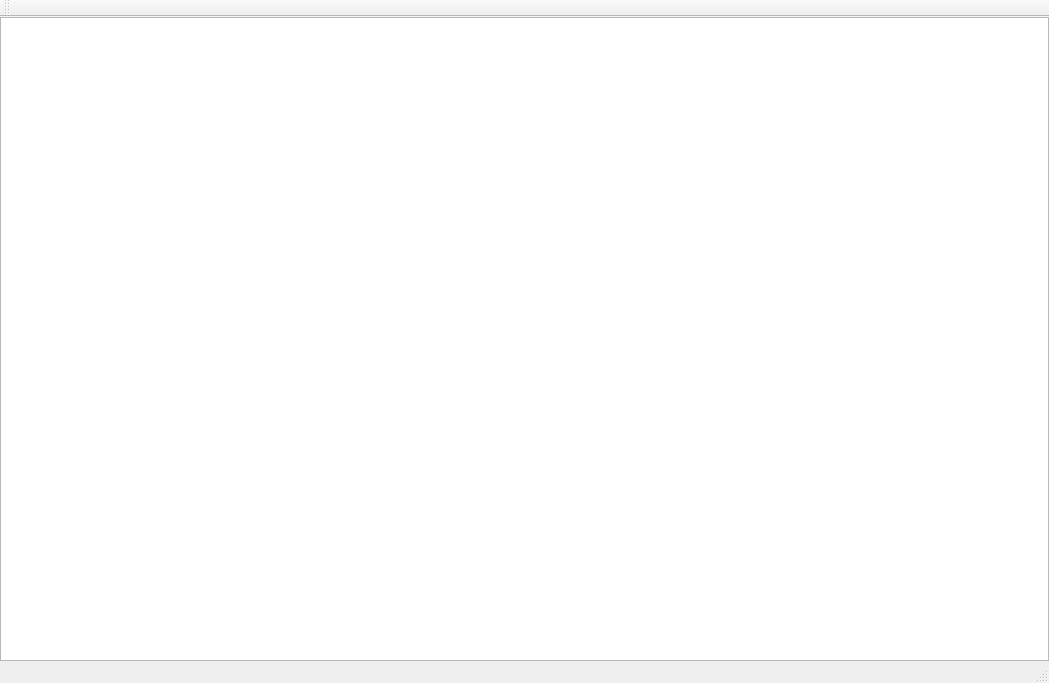
Before: the Qt Designer form src/sources/StellwerkSim/mainwindow.ui in flachzange7/StellwerkSim, drawn with Qt 5.
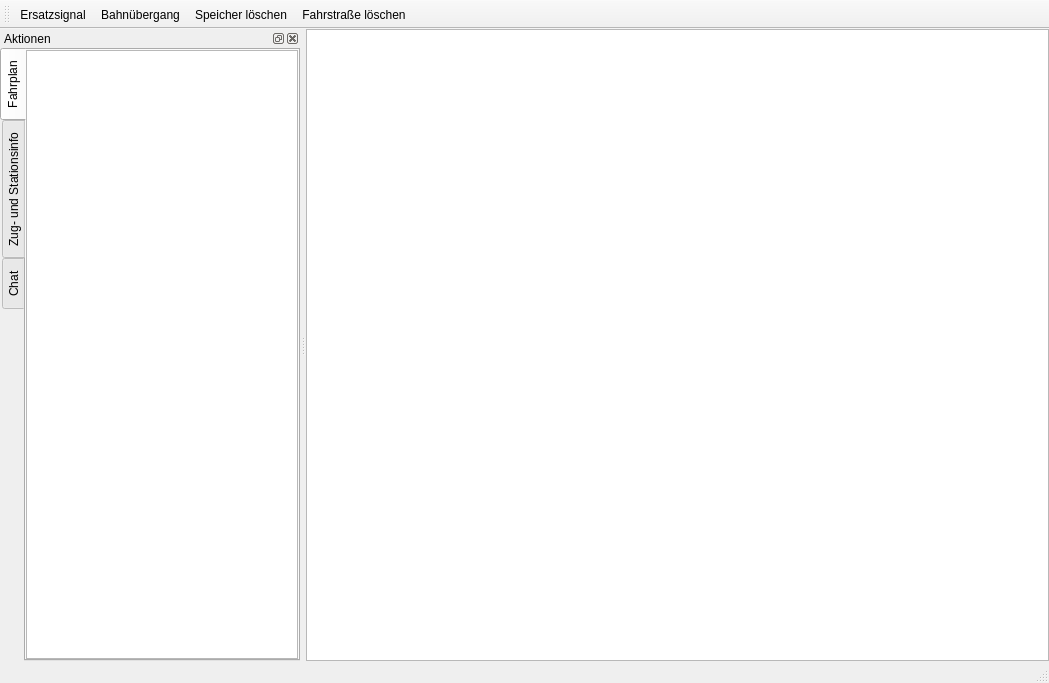
After: the same form once the commit is applied.

Diff of the .ui file:
```diff
--- a/src/sources/StellwerkSim/mainwindow.ui
+++ b/src/sources/StellwerkSim/mainwindow.ui
@@ -49,8 +49,107 @@
    <attribute name="toolBarBreak">
     <bool>false</bool>
    </attribute>
+   <addaction name="action_ersatzsignal"/>
+   <addaction name="action_bahnubergang"/>
+   <addaction name="action_Speicher_loeschen"/>
+   <addaction name="action_Fahrstrasse_loeschen"/>
   </widget>
   <widget class="QStatusBar" name="statusBar"/>
+  <widget class="QDockWidget" name="dockWidget">
+   <property name="minimumSize">
+    <size>
+     <width>300</width>
+     <height>200</height>
+    </size>
+   </property>
+   <property name="windowTitle">
+    <string>Aktionen</string>
+   </property>
+   <attribute name="dockWidgetArea">
+    <number>1</number>
+   </attribute>
+   <widget class="QWidget" name="dockWidgetContents">
+    <layout class="QVBoxLayout" name="verticalLayout_2">
+     <property name="leftMargin">
+      <number>0</number>
+     </property>
+     <property name="topMargin">
+      <number>0</number>
+     </property>
+     <property name="rightMargin">
+      <number>0</number>
+     </property>
+     <property name="bottomMargin">
+      <number>0</number>
+     </property>
+     <item>
+      <widget class="QTabWidget" name="tabWidget">
+       <property name="tabPosition">
+        <enum>QTabWidget::West</enum>
+       </property>
+       <property name="tabShape">
+        <enum>QTabWidget::Rounded</enum>
+       </property>
+       <property name="currentIndex">
+        <number>0</number>
+       </property>
+       <widget class="QWidget" name="tab_fahrplan">
+        <attribute name="title">
+         <string>Fahrplan</string>
+        </attribute>
+        <layout class="QVBoxLayout" name="verticalLayout_3">
+         <property name="leftMargin">
+          <number>0</number>
+         </property>
+         <property name="topMargin">
+          <number>0</number>
+         </property>
+         <property name="rightMargin">
+          <number>0</number>
+         </property>
+         <property name="bottomMargin">
+          <number>0</number>
+         </property>
+         <item>
+          <widget class="QGraphicsView" name="fahrplan_graphicsView"/>
+         </item>
+        </layout>
+       </widget>
+       <widget class="QWidget" name="tab_zuginformatio">
+        <attribute name="title">
+         <string>Zug- und Stationsinfo</string>
+        </attribute>
+       </widget>
+       <widget class="QWidget" name="tab_chat">
+        <attribute name="title">
+         <string>Chat</string>
+        </attribute>
+       </widget>
+      </widget>
+     </item>
+    </layout>
+   </widget>
+  </widget>
+  <action name="action_ersatzsignal">
+   <property name="text">
+    <string>Ersatzsignal</string>
+   </property>
+  </action>
+  <action name="action_bahnubergang">
+   <property name="text">
+    <string>Bahnübergang</string>
+   </property>
+  </action>
+  <action name="action_Speicher_loeschen">
+   <property name="text">
+    <string>Speicher löschen</string>
+   </property>
+  </action>
+  <action name="action_Fahrstrasse_loeschen">
+   <property name="text">
+    <string>Fahrstraße löschen</string>
+   </property>
+  </action>
  </widget>
  <layoutdefault spacing="6" margin="11"/>
  <resources/>
```
Left out of the diff: 2 changed lines with no effect on the pictures.
